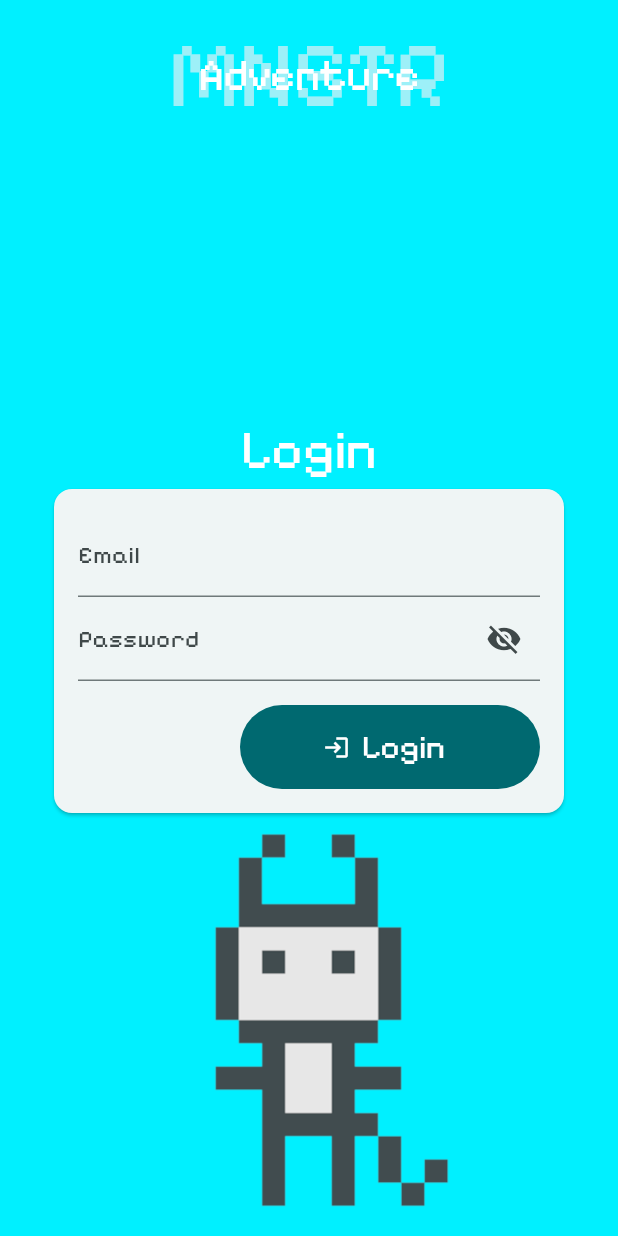
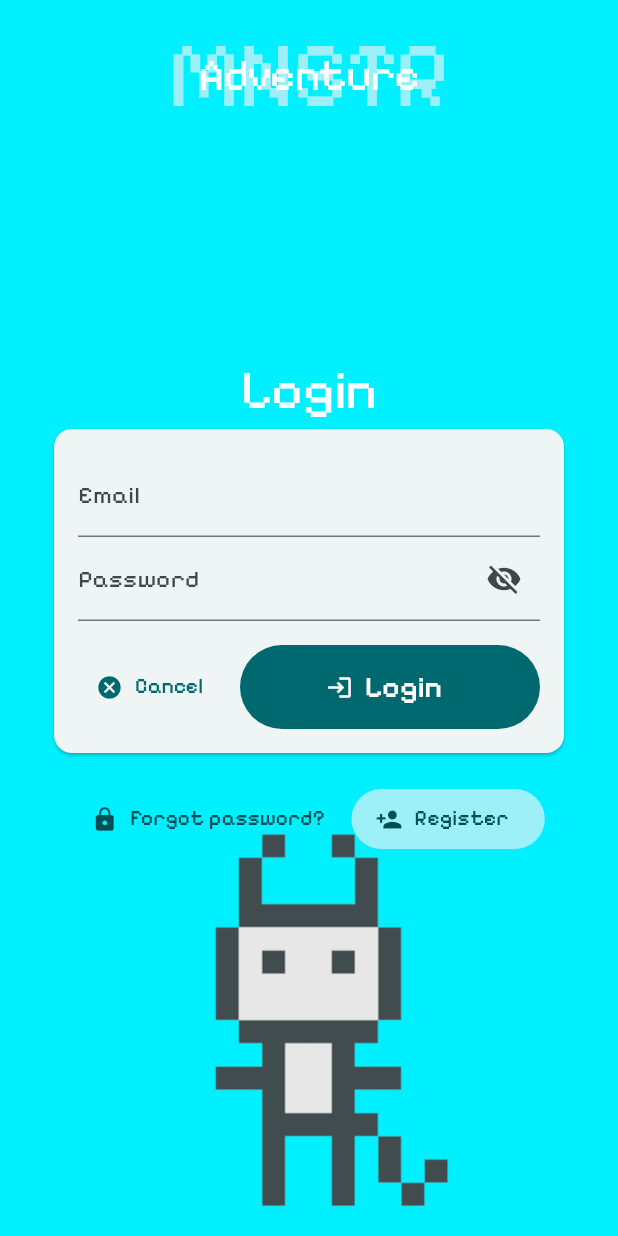
Before and after one commit to mnstrapp/adventure, a Flutter app: the LoginScreen screen opened directly, on a phone screen of 412 x 824 dp. Run offline on Flutter 3.47's test engine with Material 3 defaults, Android fonts, the phone set to English and light mode, and no system bars; our stand-ins replace flutter_riverpod, shared_preferences; missing offline and left inert: grpc, protobuf; accounts and stored records are empty.

Commit message:
Improved UI for login

```diff
--- a/lib/main/login.dart
+++ b/lib/main/login.dart
@@ -8,6 +8,7 @@ import '../main/menu.dart';
 import '../ui/scaffold.dart';
 import '../theme.dart';
 import '../main/auth_providers.dart';
+import 'register.dart';
 
 class LoginScreen extends ConsumerStatefulWidget {
   const LoginScreen({super.key});
@@ -162,11 +163,26 @@ class _LoginScreenState extends ConsumerState<LoginScreen> {
                               obscureText: !isPasswordVisible,
                               validator: validPassword,
                             ),
-                            Align(
-                              alignment: Alignment.centerRight,
-                              child: Padding(
+                            Padding(
                               padding: const EdgeInsets.only(top: 16.0),
-                                child: UiButton(
+                              child: Row(
+                                mainAxisAlignment:
+                                    MainAxisAlignment.spaceBetween,
+                                children: [
+                                  TextButton.icon(
+                                    icon: const Icon(Icons.cancel),
+                                    label: const Text('Cancel'),
+                                    onPressed: () {
+                                      Navigator.pushReplacement(
+                                        context,
+                                        MaterialPageRoute(
+                                          builder: (context) =>
+                                              const MainMenuScreen(),
+                                        ),
+                                      );
+                                    },
+                                  ),
+                                  UiButton(
                                     text: 'Login',
                                     icon: Icons.login,
                                     onPressed: () async {
@@ -175,11 +191,43 @@ class _LoginScreenState extends ConsumerState<LoginScreen> {
                                       }
                                     },
                                   ),
+                                ],
                               ),
                             ),
                           ],
                         ),
                       ),
+                    ),
+                  ),
+                  Padding(
+                    padding: const EdgeInsets.all(16.0),
+                    child: Row(
+                      mainAxisAlignment: MainAxisAlignment.spaceAround,
+                      children: [
+                        TextButton.icon(
+                          icon: const Icon(Icons.lock),
+                          label: const Text('Forgot password?'),
+                          style: TextButton.styleFrom(
+                            foregroundColor:
+                                theme.colorScheme.onPrimaryContainer,
+                          ),
+                          onPressed: () {
+                            // TODO: Implement forgot password functionality
+                          },
+                        ),
+                        UiButton.secondary(
+                          text: 'Register',
+                          icon: Icons.person_add,
+                          onPressed: () {
+                            Navigator.pushReplacement(
+                              context,
+                              MaterialPageRoute(
+                                builder: (context) => const RegisterScreen(),
+                              ),
+                            );
+                          },
+                        ),
+                      ],
                     ),
                   ),
                 ],
--- a/lib/ui/button.dart
+++ b/lib/ui/button.dart
@@ -1,29 +1,63 @@
 import 'package:flutter/material.dart';
+
+import '../theme.dart';
 
 class UiButton extends StatelessWidget {
   final String text;
   final IconData? icon;
+  final Color? color;
+  final Color? backgroundColor;
+  final Size? size;
+  final double? fontSize;
   final VoidCallback onPressed;
 
   const UiButton({
     super.key,
     required this.text,
     this.icon,
+    this.color,
+    this.backgroundColor,
+    this.size,
+    this.fontSize,
     required this.onPressed,
   });
 
+  static UiButton secondary({
+    required String text,
+    final IconData? icon,
+    Size? size,
+    required VoidCallback onPressed,
+  }) {
+    final color = theme.colorScheme.onPrimaryContainer;
+    final backgroundColor = theme.colorScheme.primaryContainer;
+    return UiButton(
+      text: text,
+      icon: icon,
+      color: color,
+      backgroundColor: backgroundColor,
+      size: size ?? const Size(100, 40),
+      fontSize: 14,
+      onPressed: onPressed,
+    );
+  }
+
   @override
   Widget build(BuildContext context) {
+    final color = this.color ?? theme.colorScheme.onPrimary;
+
     return FilledButton.icon(
       style: FilledButton.styleFrom(
-        minimumSize: Size(200, 56),
+        minimumSize: size ?? const Size(200, 56),
+        backgroundColor: backgroundColor,
+        foregroundColor: color,
       ),
       onPressed: onPressed,
       label: Text(
         text,
-        style: Theme.of(
-          context,
-        ).textTheme.titleLarge?.copyWith(color: Colors.white),
+        style: theme.textTheme.bodyMedium?.copyWith(
+          color: color,
+          fontSize: fontSize ?? 20,
+        ),
       ),
       icon: icon != null ? Icon(icon) : null,
     );
```
Lines whose indentation alone changed are shown as unchanged.
